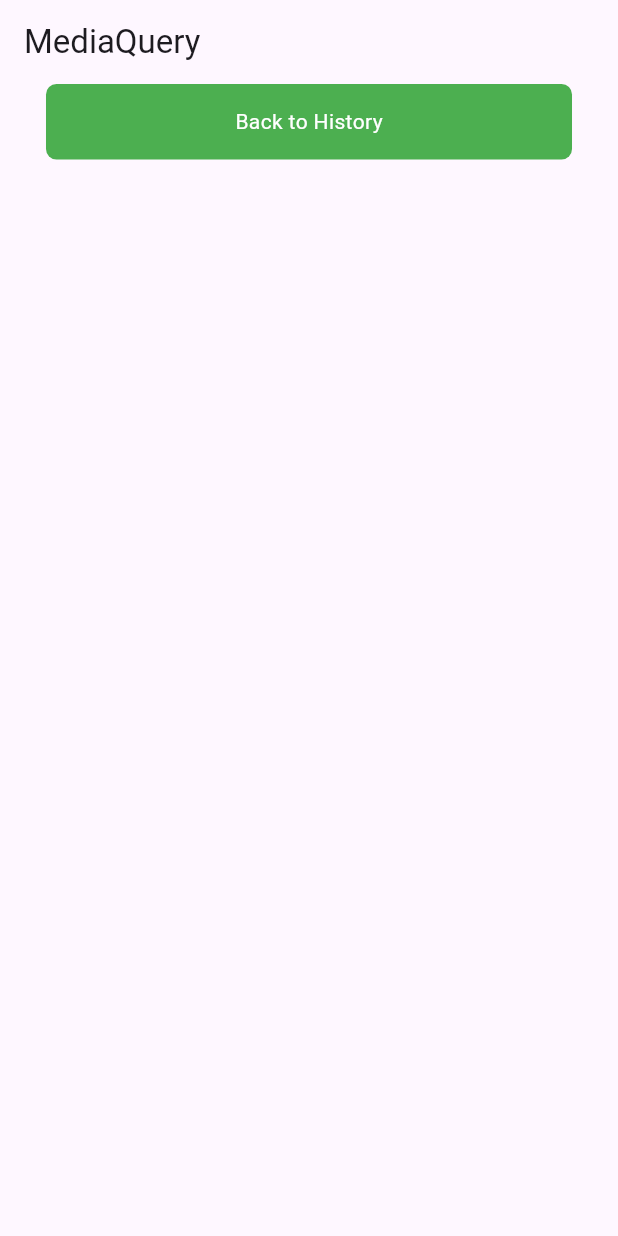
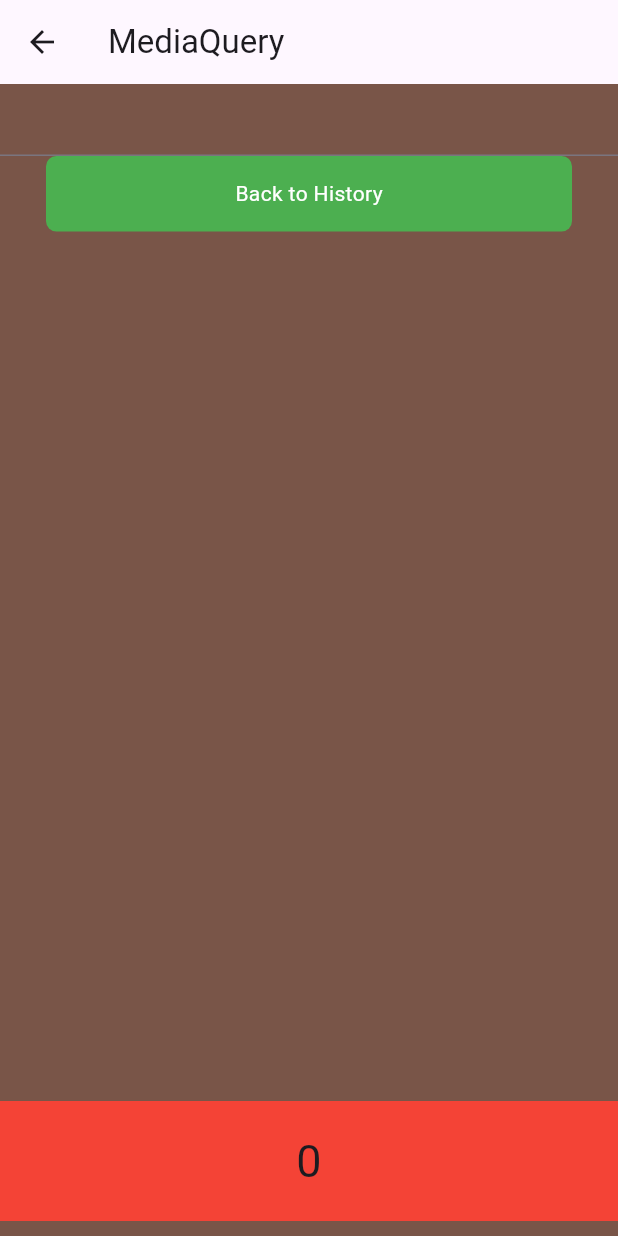
Before and after one commit to MohammadBahlaq/flutter_application_1, a Flutter app: the MediaqueryClass screen opened directly, on a phone screen of 412 x 824 dp. Run offline on Flutter 3.47's test engine with Material 3 defaults, Android fonts, the phone set to English and light mode, and no system bars; missing offline and left inert: short_navigation.

Commit message:
complete MediaQuery, FittedBox, TabBar, BottomNavigationBar

```diff
--- a/lib/widgets/responsive_widgets/mediaquery_class.dart
+++ b/lib/widgets/responsive_widgets/mediaquery_class.dart
@@ -1,26 +1,57 @@
 import 'dart:developer';
 
 import 'package:flutter/material.dart';
+import 'package:flutter/services.dart';
 import 'package:flutter_application_1/core/responsive.dart';
+import 'package:flutter_application_1/widgets/scrollable_layout_widgets/list_view_widget.dart';
 
-class MediaqueryClass extends StatelessWidget {
+class MediaqueryClass extends StatefulWidget {
   const MediaqueryClass({super.key});
 
   @override
+  State<MediaqueryClass> createState() => _MediaqueryClassState();
+}
+
+class _MediaqueryClassState extends State<MediaqueryClass> {
+  @override
+  void initState() {
+    SystemChrome.setSystemUIOverlayStyle(
+      SystemUiOverlayStyle(
+        statusBarColor: Colors.red,
+        systemNavigationBarColor: Colors.green,
+      ),
+    );
+
+    super.initState();
+  }
+
+  @override
   Widget build(BuildContext context) {
-    final height = MediaQuery.of(context).size.height;
-    final width = MediaQuery.of(context).size.width;
+    final height = MediaQuery.sizeOf(context).height;
+    final width = MediaQuery.sizeOf(context).width;
 
-    log("height = $height");
-    log("width = $width");
-
-    return Scaffold(
+    return SafeArea(
+      child: Scaffold(
+        backgroundColor: Colors.brown,
+        resizeToAvoidBottomInset: true,
         appBar: AppBar(title: Text('MediaQuery')),
         body: Center(
           child: Column(
             crossAxisAlignment: CrossAxisAlignment.center,
             children: [
-            Container(
+              TextField(),
+              GestureDetector(
+                onTap: () {
+                  log("height = $height");
+                  log("width = $width");
+                  log("orientation: ${MediaQuery.orientationOf(context)}");
+                  log("padding top: ${MediaQuery.paddingOf(context).top}");
+                  MediaQuery.of(context).viewInsets.bottom;
+                  log(
+                    "view insets bottom: ${MediaQuery.viewInsetsOf(context).bottom}",
+                  );
+                },
+                child: Container(
                   height: context.h(57),
                   width: context.w(366),
                   decoration: BoxDecoration(
@@ -33,7 +64,12 @@ class MediaqueryClass extends StatelessWidget {
                     style: TextStyle(color: Colors.white),
                   ),
                 ),
+              ),
+              Spacer(),
+              // SizedBox(height: 500),
+              CustomWidget(index: 0),
             ],
+          ),
         ),
       ),
     );
--- a/pubspec.yaml
+++ b/pubspec.yaml
@@ -34,6 +34,8 @@ dependencies:
   # The following adds the Cupertino Icons font to your application.
   # Use with the CupertinoIcons class for iOS style icons.
   cupertino_icons: ^1.0.8
+  short_navigation: ^2.3.0
+  url_launcher: ^6.3.1
 
 dev_dependencies:
   flutter_test:
```
Also changed, not shown: lib/main.dart (+12 -7 lines), lib/widgets/navigation_widgets/bottom_navigation_bar_widget.dart (added, +122 -0 lines), lib/widgets/navigation_widgets/tab_bar_widget.dart (added, +160 -0 lines), lib/widgets/responsive_widgets/fitted_box_widget.dart (added, +28 -0 lines), lib/widgets/navigation_widgets/navigation.dart (renamed from lib/widgets/interactive_widgets/navigation.dart), pubspec.lock, 8 other files. Lines whose indentation alone changed are shown as unchanged.
